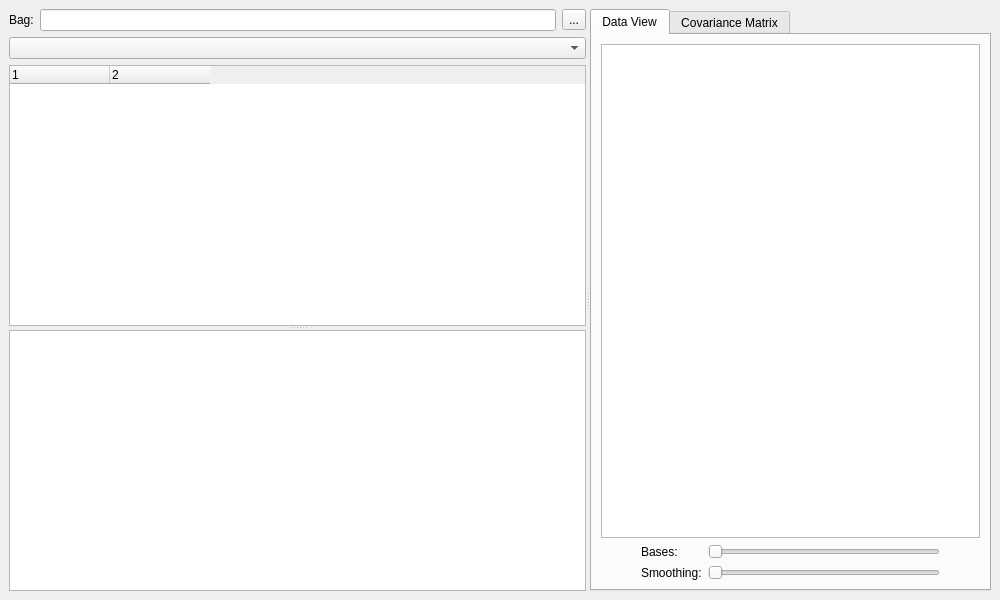
Qt form src/gui/form_main.ui (pcdangio/ros-noise_analysis) before a commit.
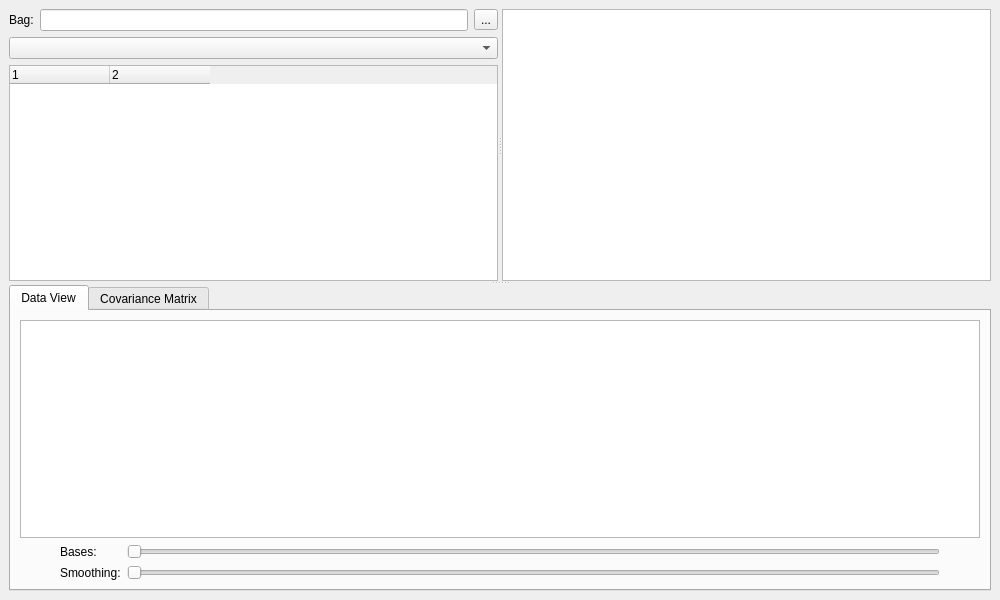
The same form after that commit. Icons and pictures are not drawn. Custom widgets are drawn as their Qt base class.

Commit message: switched form layout to vertical

Patch:
```diff
--- a/src/gui/form_main.ui
+++ b/src/gui/form_main.ui
@@ -16,7 +16,11 @@
   <widget class="QWidget" name="centralwidget">
    <layout class="QGridLayout" name="gridLayout">
     <item row="0" column="0">
-     <widget class="QSplitter" name="splitter">
+     <widget class="QSplitter" name="splitter_main">
+      <property name="orientation">
+       <enum>Qt::Vertical</enum>
+      </property>
+      <widget class="QSplitter" name="splitter_fields">
       <property name="orientation">
        <enum>Qt::Horizontal</enum>
       </property>
@@ -55,11 +59,13 @@
          <widget class="QComboBox" name="combobox_topics"/>
         </item>
         <item>
-         <widget class="QSplitter" name="splitter_fields">
-          <property name="orientation">
-           <enum>Qt::Vertical</enum>
-          </property>
           <widget class="QTreeWidget" name="tree_message">
+           <property name="minimumSize">
+            <size>
+             <width>300</width>
+             <height>0</height>
+            </size>
+           </property>
            <property name="columnCount">
             <number>2</number>
            </property>
@@ -77,28 +83,34 @@
             </property>
            </column>
           </widget>
-          <widget class="QWidget" name="layoutWidget">
-           <layout class="QVBoxLayout" name="layout_table">
+         </item>
+        </layout>
+       </widget>
+       <widget class="QWidget" name="verticalLayoutWidget">
+        <layout class="QVBoxLayout" name="layout_fields">
             <property name="spacing">
              <number>0</number>
             </property>
             <item>
-             <widget class="QTableWidget" name="table">
+          <widget class="QTableWidget" name="table_fields">
               <property name="minimumSize">
                <size>
-                <width>400</width>
-                <height>0</height>
+             <width>300</width>
+             <height>250</height>
                </size>
               </property>
              </widget>
             </item>
            </layout>
           </widget>
-         </widget>
-        </item>
-       </layout>
       </widget>
       <widget class="QTabWidget" name="tabs">
+       <property name="minimumSize">
+        <size>
+         <width>0</width>
+         <height>300</height>
+        </size>
+       </property>
        <property name="currentIndex">
         <number>0</number>
        </property>
```
Left out of the diff: 2 changed lines with no effect on the pictures. Lines whose indentation alone changed are shown as unchanged. The commit also changes 1 other file.
